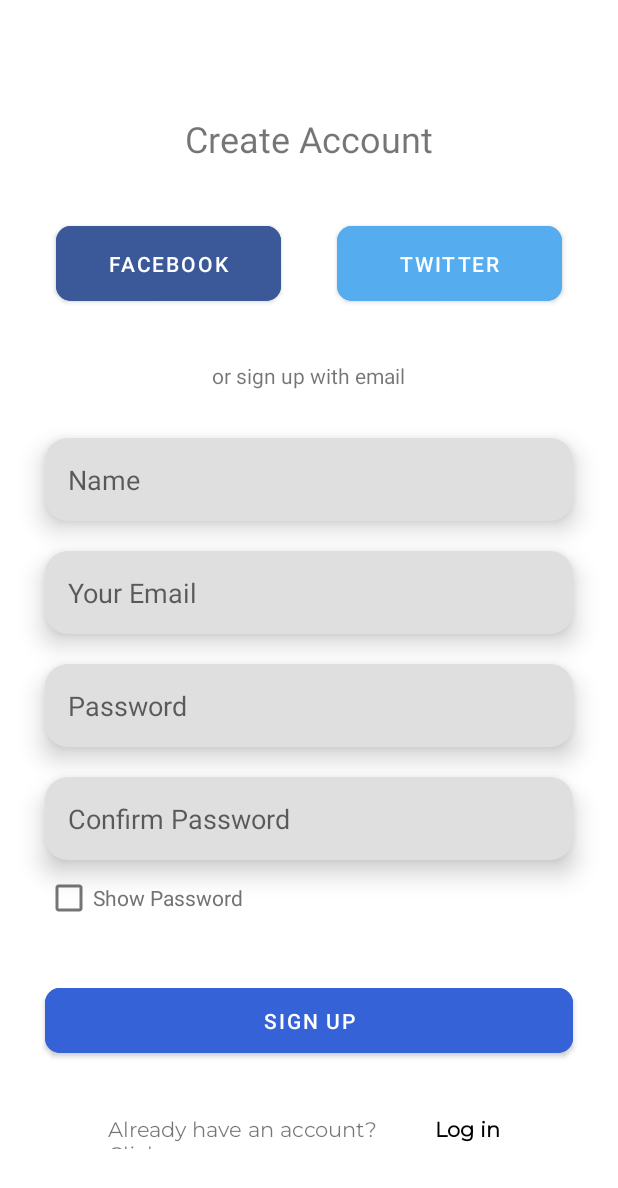
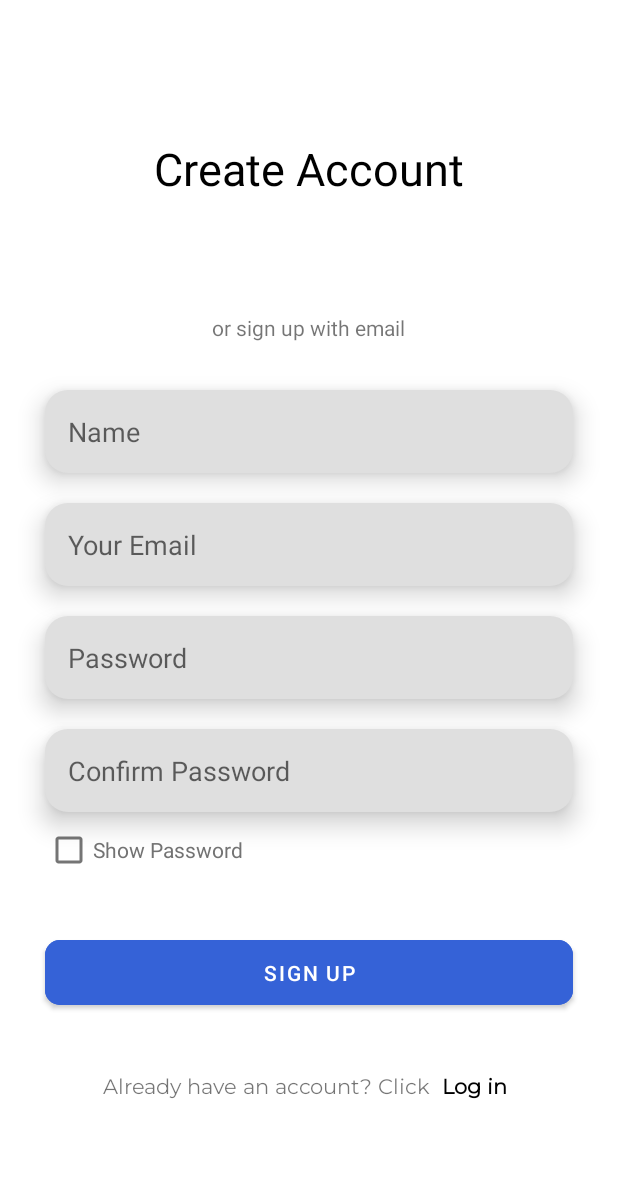
Before and after one commit to tolobret/TugasAkhirPAPB, an Android app: the Register screen opened directly, with no data from a screen before it, on a phone screen of 412 x 824 dp. Shown: the top 1188 px of the screen. Run offline under Robolectric (Android 15) with nearby library versions, the phone set to English and light mode, and no system bars; our stand-ins replace Firebase (no records; nobody signed in at launch, a user with empty details on screens opened directly); Roboto replaces fonts that are not available here.

Commit message:
Update layout login and register

```diff
--- a/app/src/main/res/layout/register_activity.xml
+++ b/app/src/main/res/layout/register_activity.xml
@@ -9,10 +9,11 @@
         android:id="@+id/textView2"
         android:layout_width="wrap_content"
         android:layout_height="wrap_content"
-        android:layout_marginTop="76dp"
+        android:layout_marginTop="92dp"
         android:fontFamily="@font/montserrat_subrayada_bold"
         android:text="Create Account"
-        android:textSize="24sp"
+        android:textColor="@color/black"
+        android:textSize="30sp"
         app:layout_constraintEnd_toEndOf="parent"
         app:layout_constraintStart_toStartOf="parent"
         app:layout_constraintTop_toTopOf="parent" />
@@ -89,38 +90,11 @@
         app:layout_constraintStart_toStartOf="parent"
         app:layout_constraintTop_toBottomOf="@+id/nameInput" />
 
-    <Button
-        android:id="@+id/fbBtn"
-        android:layout_width="150dp"
-        android:layout_height="wrap_content"
-        android:layout_marginTop="36dp"
-        android:backgroundTint="#3B5998"
-        android:padding="15dp"
-        android:text="Facebook"
-        app:cornerRadius="10dp"
-        app:layout_constraintEnd_toStartOf="@+id/twitterBtn"
-        app:layout_constraintHorizontal_bias="0.5"
-        app:layout_constraintStart_toStartOf="parent"
-        app:layout_constraintTop_toBottomOf="@+id/textView2" />
-
-    <Button
-        android:id="@+id/twitterBtn"
-        android:layout_width="150dp"
-        android:layout_height="wrap_content"
-        android:backgroundTint="#55ACEE"
-        android:padding="15dp"
-        android:text="Twitter"
-        app:cornerRadius="10dp"
-        app:layout_constraintEnd_toEndOf="parent"
-        app:layout_constraintHorizontal_bias="0.5"
-        app:layout_constraintStart_toEndOf="@+id/fbBtn"
-        app:layout_constraintTop_toTopOf="@+id/fbBtn" />
-
     <TextView
         android:id="@+id/textView3"
         android:layout_width="wrap_content"
         android:layout_height="wrap_content"
-        android:layout_marginTop="132dp"
+        android:layout_marginTop="76dp"
         android:text="or sign up with email"
         app:layout_constraintEnd_toEndOf="parent"
         app:layout_constraintHorizontal_bias="0.498"
@@ -144,7 +118,7 @@
 
     <TextView
         android:id="@+id/textView4"
-        android:layout_width="214dp"
+        android:layout_width="wrap_content"
         android:layout_height="22dp"
         android:fontFamily="@font/montserrat"
         android:text="Already have an account? Click "
@@ -153,7 +127,7 @@
         app:layout_constraintHorizontal_bias="0.362"
         app:layout_constraintStart_toStartOf="parent"
         app:layout_constraintTop_toBottomOf="@+id/BtnSignUp"
-        app:layout_constraintVertical_bias="0.385" />
+        app:layout_constraintVertical_bias="0.31" />
 
     <TextView
         android:id="@+id/login"
```
Also changed, not shown: app/src/main/res/layout/activity_login.xml (+9 -35 lines).
